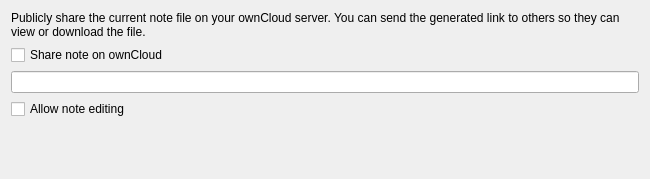
This is src/dialogs/sharedialog.ui in pbek/QOwnNotes as Qt 5 draws it before an edit. The edited form follows.
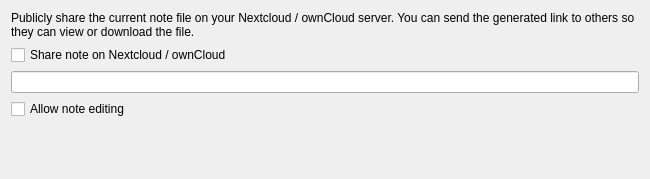
This is the edited form. Icons and pictures are not drawn.

Commit message: #3600 refactor: internal ownCloud-specific names

What changed in the file:
```diff
--- a/src/dialogs/sharedialog.ui
+++ b/src/dialogs/sharedialog.ui
@@ -37,14 +37,14 @@
    <item row="1" column="0">
     <widget class="QCheckBox" name="linkCheckBox">
      <property name="text">
-      <string>Share note on ownCloud</string>
+       <string>Share note on Nextcloud / ownCloud</string>
      </property>
     </widget>
    </item>
    <item row="0" column="0">
     <widget class="QLabel" name="infoLabel1">
      <property name="text">
-      <string>Publicly share the current note file on your ownCloud server. You can send the generated link to others so they can view or download the file.</string>
+       <string>Publicly share the current note file on your Nextcloud / ownCloud server. You can send the generated link to others so they can view or download the file.</string>
      </property>
      <property name="wordWrap">
       <bool>true</bool>
```
The commit also changes 45 other files.
